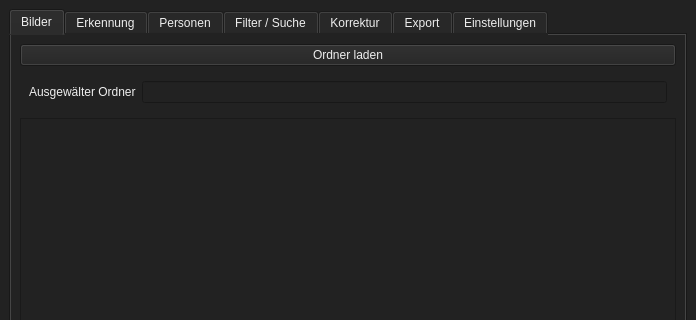
This is QT-Ui/Main.ui in Beginner090902/Photo-Face-sort as Qt 5 draws it before an edit; both pictures show x 0 to 696 and y 0 to 320 of the 696 by 524 pixel window. The edited form follows.
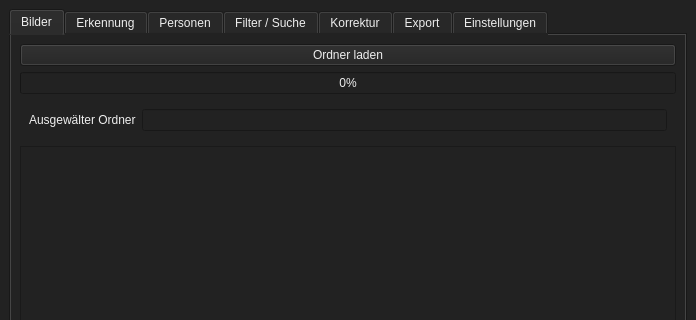
This is the edited form.

```diff
--- a/QT-Ui/Main.ui
+++ b/QT-Ui/Main.ui
@@ -35,6 +35,16 @@
           </property>
          </widget>
         </item>
+        <item>
+         <widget class="QProgressBar" name="ordner_loading_progressbar">
+          <property name="enabled">
+           <bool>true</bool>
+          </property>
+          <property name="value">
+           <number>0</number>
+          </property>
+         </widget>
+        </item>
         <item>
          <widget class="QWidget" name="widget" native="true">
           <layout class="QHBoxLayout" name="horizontalLayout_2">
```
